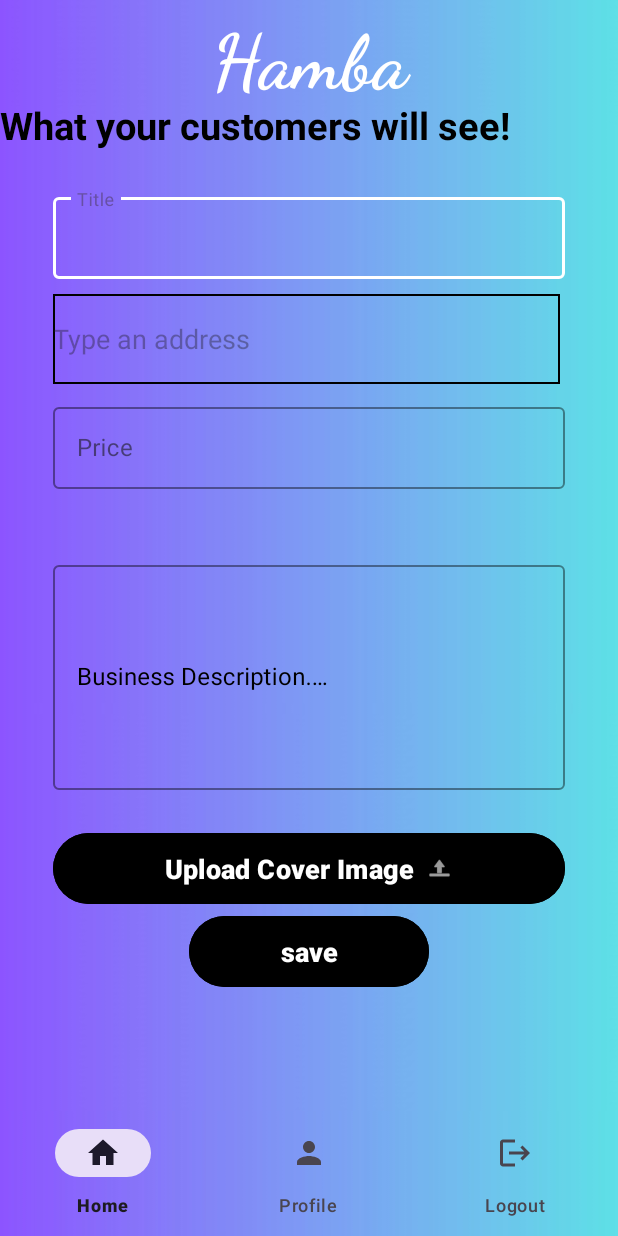
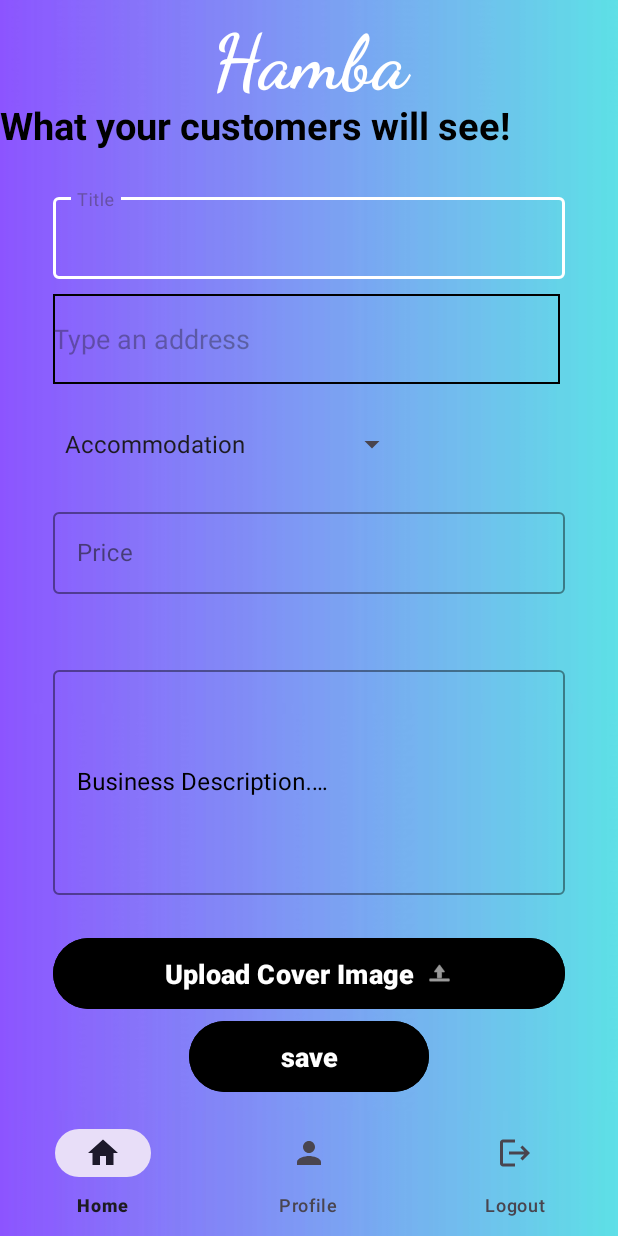
Before and after one commit to Pholisa/HambaApp, an Android app: the BusinessListingData screen opened directly, with no data from a screen before it, on a phone screen of 412 x 824 dp. Run offline under Robolectric (Android 15) with nearby library versions, the light colour scheme and no system bars; our stand-ins replace Firebase (no records; nobody signed in at launch, a user with empty details on screens opened directly); libraries missing offline, so code that uses them is left out: com.karumi.dexter; Roboto replaces fonts that are not available here; 2 statements that could not run were skipped.

```diff
--- a/app/src/main/java/com/example/hambaapp/HambaBusiness/BusinessDashboard.kt
+++ b/app/src/main/java/com/example/hambaapp/HambaBusiness/BusinessDashboard.kt
@@ -94,7 +94,7 @@
                 }
                 else //no birds in database
                 {
-                    Toast.makeText(applicationContext, "You currently have no birds saved", Toast.LENGTH_SHORT).show()
+                    Toast.makeText(applicationContext, "You currently have no businesses saved", Toast.LENGTH_SHORT).show()
                 }
             }
 
--- a/app/src/main/res/layout/activity_business_listing_data.xml
+++ b/app/src/main/res/layout/activity_business_listing_data.xml
@@ -9,14 +9,9 @@
     android:background="@drawable/hamba_background"
     tools:context=".HambaBusiness.BusinessListingData" >
 
-    <LinearLayout
-        android:layout_width="match_parent"
-        android:layout_height="match_parent"
-        android:orientation="vertical">
-
     <TextView
         android:id="@+id/tvHeading"
-        android:layout_width="match_parent"
+        android:layout_width="0dp"
         android:layout_height="56dp"
         android:layout_marginTop="10dp"
         android:fontFamily="cursive"
@@ -24,11 +19,24 @@
         android:textStyle="bold"
         android:textAlignment="center"
         android:textColor="@color/white"
-        android:textSize="50sp" />
+        android:textSize="50sp"
+        app:layout_constraintTop_toTopOf="parent"
+        app:layout_constraintStart_toStartOf="parent"
+        app:layout_constraintEnd_toEndOf="parent" />
+
+    <ScrollView
+        android:id="@+id/scrollView2"
+        android:layout_width="0dp"
+        android:layout_height="0dp"
+        app:layout_constraintTop_toBottomOf="@id/tvHeading"
+        app:layout_constraintBottom_toTopOf="@+id/bottomNavigationView"
+        app:layout_constraintStart_toStartOf="parent"
+        app:layout_constraintEnd_toEndOf="parent"
+        tools:layout_editor_absoluteX="10dp">
 
         <LinearLayout
             android:layout_width="match_parent"
-        android:layout_height="match_parent"
+            android:layout_height="wrap_content"
             android:orientation="vertical">
 
             <TextView
@@ -38,9 +46,10 @@
                 android:textStyle="bold"
                 android:textColor="@color/black"
                 android:textSize="25sp" />
+
             <LinearLayout
                 android:layout_width="match_parent"
-            android:layout_height="match_parent"
+                android:layout_height="wrap_content"
                 android:orientation="vertical">
 
                 <com.google.android.material.textfield.TextInputLayout
@@ -54,11 +63,10 @@
                     android:textColor="@color/black"
                     android:hint="Title"
                     app:boxStrokeColor="@color/white">
+
                     <com.google.android.material.textfield.TextInputEditText
                         android:layout_width="match_parent"
-                    android:layout_height="wrap_content"
-                    />
-
+                        android:layout_height="wrap_content" />
                 </com.google.android.material.textfield.TextInputLayout>
 
                 <AutoCompleteTextView
@@ -70,7 +78,16 @@
                     android:maxLines="1"
                     android:layout_marginTop="10dp"
                     android:layout_marginLeft="35dp"
-                android:background="@drawable/theborder1"/>
+                    android:background="@drawable/theborder1" />
+
+                <Spinner
+                    android:id="@+id/dropdownMenu"
+                    android:layout_width="wrap_content"
+                    android:layout_height="60dp"
+                    android:layout_centerInParent="true"
+                    android:entries="@array/menu_items"
+                    android:layout_marginLeft="35dp"
+                    android:layout_marginTop="10dp" />
 
                 <com.google.android.material.textfield.TextInputLayout
                     android:id="@+id/ETBusPrice"
@@ -83,14 +100,11 @@
                     android:textColor="@color/black"
                     android:hint="Price"
                     app:boxStrokeColor="@color/white">
+
                     <com.google.android.material.textfield.TextInputEditText
                         android:layout_width="match_parent"
-                    android:layout_height="wrap_content"
-                    />
-
+                        android:layout_height="wrap_content" />
                 </com.google.android.material.textfield.TextInputLayout>
-
-
 
                 <!--needs to be fixed the text is not written in paragraph form-->
                 <!--Will come back to this to limit characters: https://www.tutorialspoint.com/how-to-use-inputfilter-to-limit-characters-in-an-edittext-in-android -->
@@ -106,14 +120,11 @@
                     android:textColorHint="@color/black"
                     app:boxStrokeColor="@color/white"
                     app:hintTextColor="@color/black">
+
                     <com.google.android.material.textfield.TextInputEditText
                         android:layout_width="match_parent"
-                    android:layout_height="150dp"
-                    />
-
+                        android:layout_height="150dp" />
                 </com.google.android.material.textfield.TextInputLayout>
-
-
 
                 <Button
                     android:id="@+id/btnBusImageUpload"
@@ -141,10 +152,9 @@
                     android:layout_marginRight="35dp"
                     android:textSize="18dp"
                     android:textStyle="bold" />
-
             </LinearLayout>
         </LinearLayout>
-    </LinearLayout>
+    </ScrollView>
 
     <com.google.android.material.bottomnavigation.BottomNavigationView
         android:id="@+id/bottomNavigationView"
@@ -154,8 +164,5 @@
         app:layout_constraintEnd_toEndOf="parent"
         app:layout_constraintStart_toStartOf="parent"
         android:background="@drawable/nav_background"
-        app:menu="@menu/bottom_navigation_business">
-
-    </com.google.android.material.bottomnavigation.BottomNavigationView>
-
+        app:menu="@menu/bottom_navigation_business" />
 </androidx.constraintlayout.widget.ConstraintLayout>
--- /dev/null
+++ b/app/src/main/res/values/arrays.xml
@@ -0,0 +1,11 @@
+<?xml version="1.0" encoding="utf-8"?>
+<resources>
+    <!-- Define a string array with menu items -->
+    <string-array name="menu_items">
+        <item>Accommodation</item>
+        <item>Food and Entertainment</item>
+        <item>Transportation</item>
+        <item>Other</item>
+        <!-- Add more items as needed -->
+    </string-array>
+</resources>
```
Also changed, not shown: app/src/main/java/com/example/hambaapp/HambaBusiness/BusinessDetails.kt (+9 -0 lines), app/src/main/java/com/example/hambaapp/HambaBusiness/BusinessListingData.kt (+69 -13 lines), app/src/main/java/com/example/hambaapp/MapsActivity.kt (+23 -80 lines), app/src/main/res/drawable/markersmall.png (added). Lines whose indentation alone changed are shown as unchanged.
